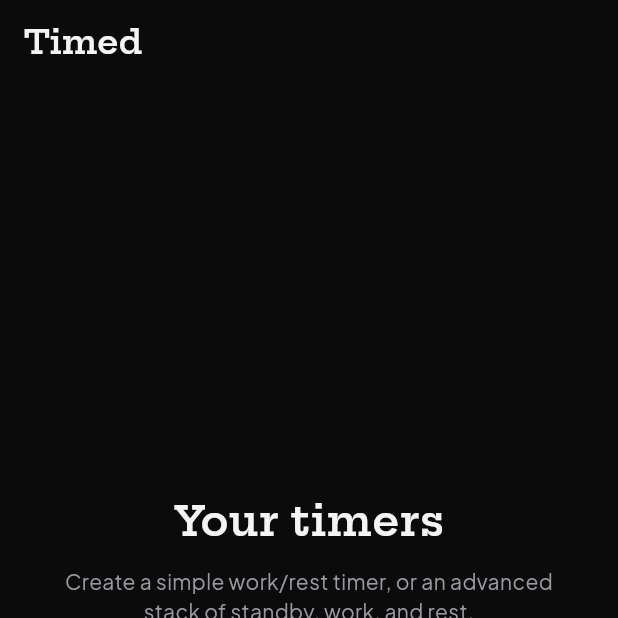
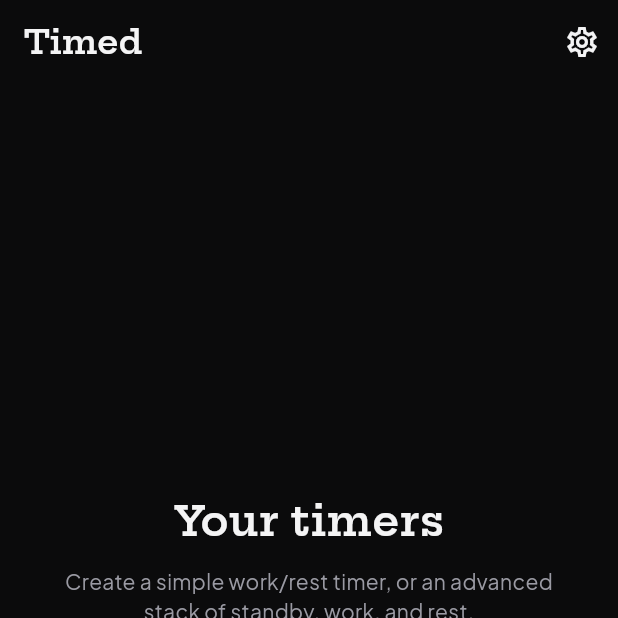
Before and after one commit to nuclearfessel/TimeIt, a Flutter app: the screen it shows after launch, on a phone screen of 412 x 824 dp, the top half of it. Run offline on Flutter 3.47's test engine with Material 3 defaults, Android fonts, the phone set to English and light mode, and no system bars; our stand-ins replace audioplayers, shared_preferences; project files that could hold a hidden picture were left out.

Commit message:
Add settings, light/dark theme, and GitHub Pages site.
Ship explicit Appearance controls with sound preference stubs, rounded stack drag styling, and a phase-band docs site for Pages.

Co-authored-by: Cursor <cursoragent@cursor.com>

```diff
--- a/app/lib/main.dart
+++ b/app/lib/main.dart
@@ -2,6 +2,7 @@ import 'package:flutter/material.dart';
 import 'package:flutter/services.dart';
 
 import 'screens/home_screen.dart';
+import 'services/settings_store.dart';
 import 'services/timer_store.dart';
 import 'theme/app_theme.dart';
 
@@ -12,24 +13,38 @@ Future<void> main() async {
     DeviceOrientation.portraitDown,
   ]);
 
-  final store = TimerStore();
-  await store.load();
+  final timers = TimerStore();
+  final settings = SettingsStore();
+  await Future.wait([timers.load(), settings.load()]);
 
-  runApp(TimedApp(store: store));
+  runApp(TimedApp(timers: timers, settings: settings));
 }
 
 class TimedApp extends StatelessWidget {
-  const TimedApp({super.key, required this.store});
+  const TimedApp({
+    super.key,
+    required this.timers,
+    required this.settings,
+  });
 
-  final TimerStore store;
+  final TimerStore timers;
+  final SettingsStore settings;
 
   @override
   Widget build(BuildContext context) {
-    return MaterialApp(
-      title: 'Timed',
-      debugShowCheckedModeBanner: false,
-      theme: AppTheme.dark(),
-      home: HomeScreen(store: store),
+    return AnimatedBuilder(
+      animation: settings,
+      builder: (context, _) {
+        return MaterialApp(
+          title: 'Timed',
+          debugShowCheckedModeBanner: false,
+          theme: AppTheme.light(),
+          darkTheme: AppTheme.dark(),
+          // Explicit Light/Dark only — never ThemeMode.system.
+          themeMode: settings.appearance.themeMode,
+          home: HomeScreen(store: timers, settings: settings),
+        );
+      },
     );
   }
 }
--- a/app/lib/screens/home_screen.dart
+++ b/app/lib/screens/home_screen.dart
@@ -1,16 +1,23 @@
 import 'package:flutter/material.dart';
 
 import '../models/workout_timer.dart';
+import '../services/settings_store.dart';
 import '../services/timer_store.dart';
 import '../theme/app_theme.dart';
 import '../utils/format.dart';
 import 'editor_screen.dart';
 import 'run_screen.dart';
+import 'settings_screen.dart';
 
 class HomeScreen extends StatelessWidget {
-  const HomeScreen({super.key, required this.store});
+  const HomeScreen({
+    super.key,
+    required this.store,
+    required this.settings,
+  });
 
   final TimerStore store;
+  final SettingsStore settings;
 
   Future<void> _create(BuildContext context, TimerKind kind) async {
     final draft =
@@ -27,6 +34,7 @@ class HomeScreen extends StatelessWidget {
 
   @override
   Widget build(BuildContext context) {
+    final colors = TimedColors.of(context);
     return AnimatedBuilder(
       animation: store,
       builder: (context, _) {
@@ -34,6 +42,19 @@ class HomeScreen extends StatelessWidget {
         return Scaffold(
           appBar: AppBar(
             title: const Text('Timed'),
+            actions: [
+              IconButton(
+                tooltip: 'Settings',
+                onPressed: () {
+                  Navigator.of(context).push(
+                    MaterialPageRoute(
+                      builder: (_) => SettingsScreen(settings: settings),
+                    ),
+                  );
+                },
+                icon: const Icon(Icons.settings_outlined),
+              ),
+            ],
           ),
           body: !store.loaded
               ? const Center(child: CircularProgressIndicator())
@@ -53,7 +74,10 @@ class HomeScreen extends StatelessWidget {
                           onStart: () {
                             Navigator.of(context).push(
                               MaterialPageRoute(
-                                builder: (_) => RunScreen(timer: timer),
+                                builder: (_) => RunScreen(
+                                  timer: timer,
+                                  settings: settings,
+                                ),
                               ),
                             );
                           },
@@ -99,7 +123,7 @@ class HomeScreen extends StatelessWidget {
                   onPressed: () async {
                     final kind = await showModalBottomSheet<TimerKind>(
                       context: context,
-                      backgroundColor: AppTheme.surface,
+                      backgroundColor: colors.surface,
                       builder: (ctx) {
                         return SafeArea(
                           child: Column(
@@ -148,6 +172,7 @@ class _EmptyState extends StatelessWidget {
 
   @override
   Widget build(BuildContext context) {
+    final colors = TimedColors.of(context);
     return Center(
       child: Padding(
         padding: const EdgeInsets.all(28),
@@ -159,10 +184,10 @@ class _EmptyState extends StatelessWidget {
               style: AppTheme.header.copyWith(fontSize: 28),
             ),
             const SizedBox(height: 10),
-            const Text(
+            Text(
               'Create a simple work/rest timer, or an advanced stack of standby, work, and rest.',
               textAlign: TextAlign.center,
-              style: TextStyle(color: AppTheme.mute, height: 1.4),
+              style: TextStyle(color: colors.mute, height: 1.4),
             ),
             const SizedBox(height: 28),
             FilledButton(
@@ -196,6 +221,7 @@ class _TimerCard extends StatelessWidget {
 
   @override
   Widget build(BuildContext context) {
+    final colors = TimedColors.of(context);
     final kindLabel =
         timer.kind == TimerKind.simple ? 'Simple' : 'Advanced';
     final summary = timer.kind == TimerKind.simple
@@ -203,10 +229,10 @@ class _TimerCard extends StatelessWidget {
         : '${timer.steps.length} phases · ${timer.cycles} cycles · ${formatSeconds(timer.totalSeconds)}';
 
     return Material(
-      color: AppTheme.surface,
+      color: colors.surface,
       shape: RoundedRectangleBorder(
         borderRadius: BorderRadius.circular(16),
-        side: const BorderSide(color: AppTheme.line),
+        side: BorderSide(color: colors.line),
       ),
       child: InkWell(
         borderRadius: BorderRadius.circular(16),
@@ -226,8 +252,8 @@ class _TimerCard extends StatelessWidget {
                     const SizedBox(height: 4),
                     Text(
                       '$kindLabel · $summary',
-                      style: const TextStyle(
-                        color: AppTheme.mute,
+                      style: TextStyle(
+                        color: colors.mute,
                         fontSize: 13,
                       ),
                     ),
--- /dev/null
+++ b/app/lib/services/settings_store.dart
@@ -0,0 +1,96 @@
+import 'package:flutter/material.dart';
+import 'package:shared_preferences/shared_preferences.dart';
+
+/// App chrome theme. Never follows the OS — Light or Dark only.
+enum AppAppearance {
+  light,
+  dark;
+
+  String get label => switch (this) {
+        AppAppearance.light => 'Light',
+        AppAppearance.dark => 'Dark',
+      };
+
+  ThemeMode get themeMode => switch (this) {
+        AppAppearance.light => ThemeMode.light,
+        AppAppearance.dark => ThemeMode.dark,
+      };
+
+  static AppAppearance fromName(String? name) {
+    return AppAppearance.values.firstWhere(
+      (v) => v.name == name,
+      orElse: () => AppAppearance.dark,
+    );
+  }
+}
+
+class SettingsStore extends ChangeNotifier {
+  static const _appearanceKey = 'timed.settings.appearance.v1';
+  static const _alertSoundsKey = 'timed.settings.alert_sounds.v1';
+  static const _countdownBeepsKey = 'timed.settings.countdown_beeps.v1';
+  static const _lowerMusicKey = 'timed.settings.lower_music.v1';
+  static const _vibrateKey = 'timed.settings.vibrate.v1';
+
+  bool loaded = false;
+
+  AppAppearance appearance = AppAppearance.dark;
+
+  /// Play phase-change and complete sounds.
+  bool alertSounds = true;
+
+  /// Play last-3-seconds countdown ticks.
+  bool countdownBeeps = true;
+
+  /// Stub: duck other apps' audio during a workout (not wired to OS audio yet).
+  bool lowerMusicDuringWorkout = true;
+
+  /// Stub: vibrate on alerts (not wired to haptics yet).
+  bool vibrateOnAlert = false;
+
+  Future<void> load() async {
+    final prefs = await SharedPreferences.getInstance();
+    appearance = AppAppearance.fromName(prefs.getString(_appearanceKey));
+    alertSounds = prefs.getBool(_alertSoundsKey) ?? true;
+    countdownBeeps = prefs.getBool(_countdownBeepsKey) ?? true;
+    lowerMusicDuringWorkout = prefs.getBool(_lowerMusicKey) ?? true;
+    vibrateOnAlert = prefs.getBool(_vibrateKey) ?? false;
+    loaded = true;
+    notifyListeners();
+  }
+
+  Future<void> setAppearance(AppAppearance value) async {
+    if (appearance == value) return;
+    appearance = value;
+    notifyListeners();
+    final prefs = await SharedPreferences.getInstance();
+    await prefs.setString(_appearanceKey, value.name);
+  }
+
+  Future<void> setAlertSounds(bool value) async {
+    alertSounds = value;
+    notifyListeners();
+    final prefs = await SharedPreferences.getInstance();
+    await prefs.setBool(_alertSoundsKey, value);
+  }
+
+  Future<void> setCountdownBeeps(bool value) async {
+    countdownBeeps = value;
+    notifyListeners();
+    final prefs = await SharedPreferences.getInstance();
+    await prefs.setBool(_countdownBeepsKey, value);
+  }
+
+  Future<void> setLowerMusicDuringWorkout(bool value) async {
+    lowerMusicDuringWorkout = value;
+    notifyListeners();
+    final prefs = await SharedPreferences.getInstance();
+    await prefs.setBool(_lowerMusicKey, value);
+  }
+
+  Future<void> setVibrateOnAlert(bool value) async {
+    vibrateOnAlert = value;
+    notifyListeners();
+    final prefs = await SharedPreferences.getInstance();
+    await prefs.setBool(_vibrateKey, value);
+  }
+}
--- a/app/lib/services/timer_engine.dart
+++ b/app/lib/services/timer_engine.dart
@@ -5,11 +5,13 @@ import 'package:flutter/foundation.dart';
 import '../models/interval_step.dart';
 import '../models/phase_type.dart';
 import 'cue_audio.dart';
+import 'settings_store.dart';
 
 enum EngineStatus { idle, running, paused, finished }
 
 class TimerEngine extends ChangeNotifier {
-  TimerEngine({CueAudio? audio}) : _audio = audio ?? CueAudio();
+  TimerEngine({SettingsStore? settings, CueAudio? audio})
+      : _audio = audio ?? CueAudio(settings: settings);
 
   final CueAudio _audio;
   List<IntervalStep> _schedule = [];
--- a/app/lib/theme/app_theme.dart
+++ b/app/lib/theme/app_theme.dart
@@ -21,65 +21,148 @@ class PhaseColors {
   }
 }
 
+/// App chrome colors that switch with Appearance (Light / Dark).
+class TimedColors extends ThemeExtension<TimedColors> {
+  const TimedColors({
+    required this.bg,
+    required this.surface,
+    required this.line,
+    required this.fg,
+    required this.mute,
+    required this.accent,
+  });
+
+  final Color bg;
+  final Color surface;
+  final Color line;
+  final Color fg;
+  final Color mute;
+  final Color accent;
+
+  static const dark = TimedColors(
+    bg: Color(0xFF0B0B0C),
+    surface: Color(0xFF161618),
+    line: Color(0xFF2A2A2E),
+    fg: Color(0xFFF4F4F5),
+    mute: Color(0xFF9A9AA3),
+    accent: Color(0xFFD55E00),
+  );
+
+  static const light = TimedColors(
+    bg: Color(0xFFF7F6F3),
+    surface: Color(0xFFFFFFFF),
+    line: Color(0xFFD9D6CF),
+    fg: Color(0xFF161618),
+    mute: Color(0xFF6B6B76),
+    accent: Color(0xFFD55E00),
+  );
+
+  static TimedColors of(BuildContext context) {
+    return Theme.of(context).extension<TimedColors>() ?? TimedColors.dark;
+  }
+
+  @override
+  TimedColors copyWith({
+    Color? bg,
+    Color? surface,
+    Color? line,
+    Color? fg,
+    Color? mute,
+    Color? accent,
+  }) {
+    return TimedColors(
+      bg: bg ?? this.bg,
+      surface: surface ?? this.surface,
+      line: line ?? this.line,
+      fg: fg ?? this.fg,
+      mute: mute ?? this.mute,
+      accent: accent ?? this.accent,
+    );
+  }
+
+  @override
+  TimedColors lerp(ThemeExtension<TimedColors>? other, double t) {
+    if (other is! TimedColors) return this;
+    return TimedColors(
+      bg: Color.lerp(bg, other.bg, t)!,
+      surface: Color.lerp(surface, other.surface, t)!,
+      line: Color.lerp(line, other.line, t)!,
+      fg: Color.lerp(fg, other.fg, t)!,
+      mute: Color.lerp(mute, other.mute, t)!,
+      accent: Color.lerp(accent, other.accent, t)!,
+    );
+  }
+}
+
 class AppTheme {
-  static const bg = Color(0xFF0B0B0C);
-  static const surface = Color(0xFF161618);
-  static const line = Color(0xFF2A2A2E);
-  static const fg = Color(0xFFF4F4F5);
-  static const mute = Color(0xFF9A9AA3);
-  static const accent = Color(0xFFD55E00);
+  static ThemeData dark() => _build(Brightness.dark, TimedColors.dark);
 
-  static ThemeData dark() {
+  static ThemeData light() => _build(Brightness.light, TimedColors.light);
+
+  static ThemeData _build(Brightness brightness, TimedColors colors) {
     final base = ThemeData(
       useMaterial3: true,
-      brightness: Brightness.dark,
-      scaffoldBackgroundColor: bg,
-      colorScheme: const ColorScheme.dark(
-        surface: surface,
-        primary: accent,
-        onPrimary: fg,
-        onSurface: fg,
-        outline: line,
+      brightness: brightness,
+      scaffoldBackgroundColor: colors.bg,
+      colorScheme: ColorScheme(
+        brightness: brightness,
+        primary: colors.accent,
+        onPrimary: Colors.white,
+        secondary: colors.accent,
+        onSecondary: Colors.white,
+        error: const Color(0xFFB00020),
+        onError: Colors.white,
+        surface: colors.surface,
+        onSurface: colors.fg,
+        outline: colors.line,
       ),
+      extensions: [colors],
     );
 
     return base.copyWith(
       textTheme: base.textTheme.apply(
         fontFamily: 'PlusJakartaSans',
-        bodyColor: fg,
-        displayColor: fg,
+        bodyColor: colors.fg,
+        displayColor: colors.fg,
       ),
-      appBarTheme: const AppBarTheme(
-        backgroundColor: bg,
-        foregroundColor: fg,
+      appBarTheme: AppBarTheme(
+        backgroundColor: colors.bg,
+        foregroundColor: colors.fg,
         elevation: 0,
         centerTitle: false,
         titleTextStyle: TextStyle(
           fontFamily: 'HeptaSlab',
           fontWeight: FontWeight.w600,
           fontSize: 22,
-          color: fg,
+          color: colors.fg,
         ),
       ),
       cardTheme: CardThemeData(
-        color: surface,
+        color: colors.surface,
         elevation: 0,
         shape: RoundedRectangleBorder(
           borderRadius: BorderRadius.circular(16),
-          side: const BorderSide(color: line),
+          side: BorderSide(color: colors.line),
         ),
       ),
-      floatingActionButtonTheme: const FloatingActionButtonThemeData(
-        backgroundColor: accent,
-        foregroundColor: fg,
+      floatingActionButtonTheme: FloatingActionButtonThemeData(
+        backgroundColor: colors.accent,
+        foregroundColor: Colors.white,
       ),
-      dividerColor: line,
-      snackBarTheme: const SnackBarThemeData(
-        backgroundColor: surface,
+      dividerColor: colors.line,
+      snackBarTheme: SnackBarThemeData(
+        backgroundColor: colors.surface,
         contentTextStyle: TextStyle(
           fontFamily: 'PlusJakartaSans',
-          color: fg,
+          color: colors.fg,
         ),
+      ),
+      bottomSheetTheme: BottomSheetThemeData(
+        backgroundColor: colors.surface,
+      ),
+      listTileTheme: ListTileThemeData(
+        iconColor: colors.fg,
+        textColor: colors.fg,
       ),
     );
   }
--- a/app/pubspec.yaml
+++ b/app/pubspec.yaml
@@ -1,7 +1,7 @@
 name: timed
 description: Workout interval timer for iOS and Android — simple and advanced stacked timers.
 publish_to: 'none'
-version: 1.0.0+1
+version: 1.0.1+2
 
 environment:
   sdk: ^3.13.3
```
Also changed, not shown: app/lib/screens/editor_screen.dart (+58 -9 lines), app/lib/screens/run_screen.dart (+11 -5 lines), app/lib/screens/settings_screen.dart (added, +137 -0 lines), app/lib/services/cue_audio.dart (+9 -3 lines), 7 other files.
